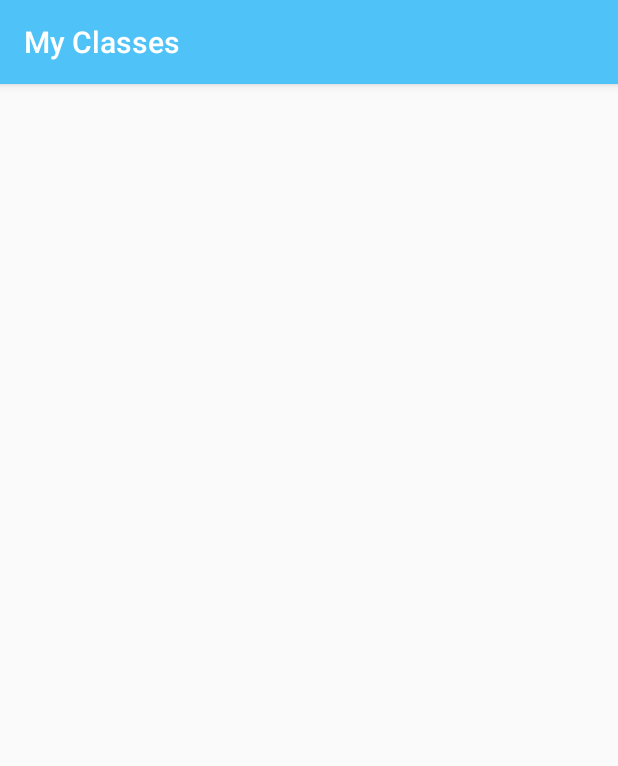
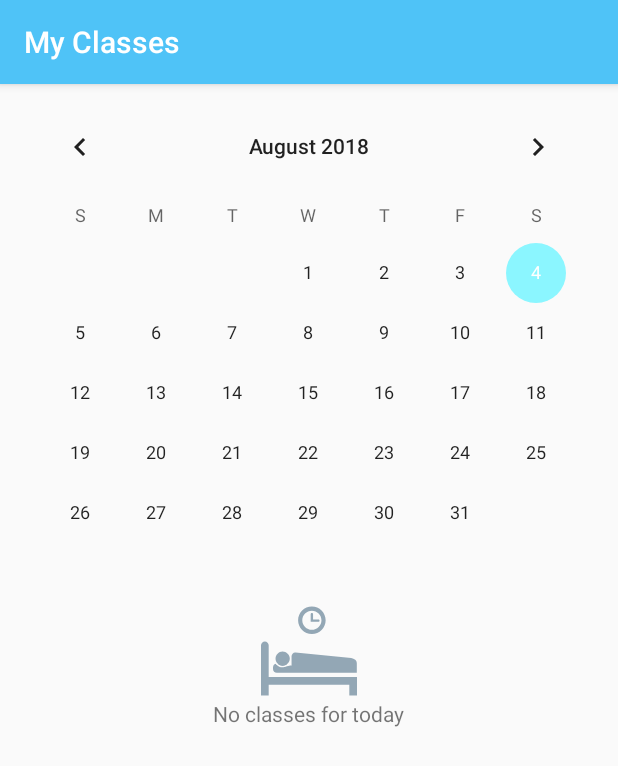
Before and after one commit to mfgabriel92/classes-android, an Android app: the screen it shows after launch (MainActivity), on a phone screen of 412 x 824 dp. Shown: the top 766 px of the screen. Run offline under Robolectric (Android 15) with nearby library versions, the phone set to English and light mode, and no system bars; our stand-ins replace Room's generated code.

Commit message:
Implemented database, LiveData, ViewModel, and "no classes for today" image and text

```diff
--- /dev/null
+++ b/app/src/main/java/com/jjep/classes/ClassesAdapter.kt
@@ -0,0 +1,67 @@
+package com.jjep.classes
+
+import android.content.Context
+import android.support.v7.widget.RecyclerView
+import android.view.LayoutInflater
+import android.view.View
+import android.view.ViewGroup
+import android.widget.TextView
+import android.widget.Toast
+import com.jjep.classes.database.Classes
+
+class ClassesAdapter(context: Context, onItemClickListener: OnItemClickListener) : RecyclerView.Adapter<ClassesAdapter.ClassViewHolder>() {
+    private var mContext: Context? = null
+    private var mOnItemClickListener: OnItemClickListener? = null
+    private var mList = listOf<Classes>()
+
+    init {
+        mContext = context
+        mOnItemClickListener = onItemClickListener
+    }
+
+    override fun onCreateViewHolder(parent: ViewGroup, viewType: Int): ClassesAdapter.ClassViewHolder {
+        val view: View = LayoutInflater.from(mContext).inflate(R.layout.class_item, parent, false)
+        return ClassViewHolder(view)
+    }
+
+    override fun getItemCount(): Int {
+        return if (mList != null) mList.size else 0
+    }
+
+    override fun onBindViewHolder(holder: ClassesAdapter.ClassViewHolder, position: Int) {
+        val classEntry: Classes = mList[position]
+        val studentName: String = classEntry.studentName!!
+        val studentObs: String = classEntry.studentObs!!
+        val classTime: String = classEntry.classTime!!
+
+        holder.tvStudentName?.text = studentName
+        holder.tvStudentObs?.text = studentObs
+        holder.tvClassTime?.text = classTime
+    }
+
+    fun setClasses(classes: List<Classes>) {
+        mList = classes
+        notifyDataSetChanged()
+    }
+
+    interface OnItemClickListener {
+        fun onItemClick(id: Int)
+    }
+
+    inner class ClassViewHolder(view: View) : RecyclerView.ViewHolder(view), View.OnClickListener {
+        var tvStudentName: TextView? = null
+        var tvStudentObs: TextView? = null
+        var tvClassTime: TextView? = null
+
+        init {
+            tvStudentName = view.findViewById(R.id.tv_student_name)
+            tvStudentObs = view.findViewById(R.id.tv_student_obs)
+            tvClassTime = view.findViewById(R.id.tv_class_time)
+            view.setOnClickListener(this)
+        }
+
+        override fun onClick(view: View?) {
+            mOnItemClickListener?.onItemClick(mList[adapterPosition].id!!)
+        }
+    }
+}
--- a/app/src/main/java/com/jjep/classes/MainActivity.kt
+++ b/app/src/main/java/com/jjep/classes/MainActivity.kt
@@ -1,19 +1,76 @@
 package com.jjep.classes
 
+import android.arch.lifecycle.Observer
+import android.arch.lifecycle.ViewModelProviders
+import android.os.Bundle
 import android.support.v7.app.AppCompatActivity
-import android.os.Bundle
+import android.support.v7.widget.DividerItemDecoration
+import android.support.v7.widget.DividerItemDecoration.VERTICAL
+import android.support.v7.widget.LinearLayoutManager
+import android.support.v7.widget.RecyclerView
 import android.support.v7.widget.Toolbar
+import android.view.View
+import android.widget.*
+import com.jjep.classes.database.AppDatabase
+import com.jjep.classes.database.Classes
+import com.jjep.classes.viewmodel.MainViewModel
 
-class MainActivity : AppCompatActivity() {
-
-    var toolbar: Toolbar? = null
+class MainActivity : AppCompatActivity(), ClassesAdapter.OnItemClickListener {
+    private var mToolbar: Toolbar? = null
+    private var mCalendar: CalendarView? = null
+    private var mRvClasses: RecyclerView? = null
+    private var mAdapter: ClassesAdapter? = null
+    private var mTvNoClasses: TextView? = null
+    private var mImgNoClasses: ImageView? = null
+    private var mPbLoading: ProgressBar? = null
+    private var mDb: AppDatabase? = null
 
     override fun onCreate(savedInstanceState: Bundle?) {
         super.onCreate(savedInstanceState)
         setContentView(R.layout.activity_main)
 
-        toolbar = findViewById(R.id.main_activity_toolbar)
-        setSupportActionBar(toolbar)
+        mToolbar = findViewById(R.id.main_activity_toolbar)
+        setSupportActionBar(mToolbar)
         supportActionBar!!.title = getString(R.string.my_classes_title)
+
+        init()
+        setUpViewModel()
+    }
+
+    override fun onItemClick(id: Int) {
+        Toast.makeText(this, id.toString(), Toast.LENGTH_LONG).show()
+    }
+
+    private fun init() {
+        mAdapter = ClassesAdapter(this, this)
+        mRvClasses = findViewById(R.id.rv_classes)
+        mRvClasses?.layoutManager = LinearLayoutManager(this)
+        mRvClasses?.addItemDecoration(DividerItemDecoration(applicationContext, VERTICAL))
+        mRvClasses?.adapter = mAdapter
+
+        mDb = AppDatabase.getInstance(applicationContext)
+
+        mCalendar = findViewById(R.id.calendar)
+        mTvNoClasses = findViewById(R.id.tv_no_classes)
+        mImgNoClasses = findViewById(R.id.img_no_classes)
+        mPbLoading = findViewById(R.id.pb_loading)
+    }
+
+    private fun setUpViewModel() {
+        mPbLoading?.visibility = View.VISIBLE
+
+        val classesViewModel = ViewModelProviders.of(this).get(MainViewModel::class.java)
+
+        classesViewModel.getClasses().observe(this, Observer<List<Classes>> {
+            if (it!!.isEmpty()) {
+                mRvClasses?.visibility = View.GONE
+                mTvNoClasses?.visibility = View.VISIBLE
+                mImgNoClasses?.visibility = View.VISIBLE
+            }
+
+            mAdapter?.setClasses(it)
+        })
+
+        mPbLoading?.visibility = View.GONE
     }
 }
--- /dev/null
+++ b/app/src/main/java/com/jjep/classes/database/AppDatabase.kt
@@ -0,0 +1,34 @@
+package com.jjep.classes.database
+
+import android.arch.persistence.room.Database
+import android.arch.persistence.room.Room
+import android.arch.persistence.room.RoomDatabase
+import android.arch.persistence.room.TypeConverters
+import android.content.Context
+import com.jjep.classes.database.util.DateConverter
+
+@Database(entities = [Classes::class], version = 1, exportSchema = false)
+@TypeConverters(DateConverter::class)
+abstract class AppDatabase : RoomDatabase() {
+    companion object {
+        private var obj = Object()
+        private var database: String = "db_classes"
+        private var sInstance: AppDatabase? = null
+
+        fun getInstance(context: Context) : AppDatabase {
+            if (sInstance == null) {
+                synchronized(obj) {
+                    sInstance = Room.databaseBuilder(
+                        context.applicationContext,
+                        AppDatabase::class.java,
+                        database
+                    ).build()
+                }
+            }
+
+            return sInstance!!
+        }
+    }
+
+    abstract fun classesDao() : ClassesDao
+}
--- /dev/null
+++ b/app/src/main/java/com/jjep/classes/database/ClassesDao.kt
@@ -0,0 +1,14 @@
+package com.jjep.classes.database
+
+import android.arch.lifecycle.LiveData
+import android.arch.persistence.room.Dao
+import android.arch.persistence.room.Query
+
+@Dao
+interface ClassesDao {
+    @Query("SELECT * FROM classes")
+    fun getAllClasses(): LiveData<List<Classes>>
+
+    @Query("SELECT * FROM classes WHERE id = :id")
+    fun getClassById(id: Int): LiveData<Classes>
+}
--- /dev/null
+++ b/app/src/main/java/com/jjep/classes/viewmodel/MainViewModel.kt
@@ -0,0 +1,21 @@
+package com.jjep.classes.viewmodel
+
+import android.app.Application
+import android.arch.lifecycle.AndroidViewModel
+import android.arch.lifecycle.LiveData
+import com.jjep.classes.database.AppDatabase
+import com.jjep.classes.database.Classes
+
+class MainViewModel(app: Application) : AndroidViewModel(app) {
+    private var classes: LiveData<List<Classes>>?  = null
+    private var db: AppDatabase? = null
+
+    init {
+        db = AppDatabase.getInstance(this.getApplication())
+        classes = db?.classesDao()?.getAllClasses()
+    }
+
+    fun getClasses() : LiveData<List<Classes>> {
+        return classes!!
+    }
+}
--- /dev/null
+++ b/app/src/main/res/drawable/art_no_classes_today.xml
@@ -0,0 +1,9 @@
+<vector android:height="24dp" android:viewportHeight="484.996"
+    android:viewportWidth="484.996" android:width="24dp" xmlns:android="http://schemas.android.com/apk/res/android">
+    <path android:fillColor="#93a7b5" android:pathData="M446.158,412.594v54.941h38.838v-93.779H38.838V214.617c0,-5.055 -1.895,-9.633 -5.684,-13.736c-3.789,-4.103 -8.367,-6.156 -13.735,-6.156c-5.368,0 -9.946,2.053 -13.735,6.156C1.895,204.986 0,209.565 0,214.617v252.918h38.838v-54.941H446.158L446.158,412.594z"/>
+    <path android:fillColor="#93a7b5" android:pathData="M108.95,316.447c9.788,0 18.313,-3.475 25.576,-10.42c7.263,-6.947 10.894,-15.316 10.894,-25.104c0,-9.789 -3.631,-18.155 -10.894,-25.102c-7.263,-6.946 -15.788,-10.421 -25.576,-10.421c-9.787,0 -18.156,3.476 -25.102,10.421c-6.946,6.946 -10.42,15.313 -10.42,25.102c0,9.789 3.474,18.158 10.42,25.104C90.794,312.973 99.163,316.447 108.95,316.447z"/>
+    <path android:fillColor="#93a7b5" android:pathData="M134.01,306.5H84.344c6.848,6.625 15.049,9.947 24.606,9.947C118.509,316.447 126.859,313.125 134.01,306.5z"/>
+    <path android:fillColor="#93a7b5" android:pathData="M475.997,287.082c-5.372,-4.736 -12.161,-7.736 -20.366,-9l-281.335,-27.469h-1.895c-5.052,0 -9.314,1.736 -12.788,5.209c-3.474,3.475 -5.21,7.736 -5.21,12.789v48.553c-2.054,-4.211 -33.441,7.809 -45.453,7.809c-12.086,0 -22.56,-4.346 -31.13,-12.916c-1.487,-1.488 -2.838,-3.037 -4.07,-4.637c-7.613,2.459 -13.125,9.594 -13.125,18.025v8.525c0,10.463 8.482,18.944 18.945,18.944h2.842h54.972h346.665v-47.36C484.049,297.975 481.364,291.818 475.997,287.082z"/>
+    <path android:fillColor="#93a7b5" android:pathData="M257.039,17.461c-38.441,0 -69.605,31.174 -69.605,69.613c0,38.42 31.164,69.584 69.605,69.584c38.433,0 69.587,-31.164 69.587,-69.584C326.626,48.635 295.472,17.461 257.039,17.461zM257.039,135.518c-26.728,0 -48.475,-21.734 -48.475,-48.447c0,-26.744 21.747,-48.492 48.475,-48.492c26.727,0 48.456,21.752 48.456,48.492C305.491,113.783 283.762,135.518 257.039,135.518z"/>
+    <path android:fillColor="#93a7b5" android:pathData="M263.02,83.232l0.004,-26.873c0,-3.303 -2.674,-5.969 -5.984,-5.969c-3.325,0 -6.003,2.666 -6.003,5.969v26.873v11.977v0.008h11.983v-0.008l26.875,0.008c3.297,0 5.982,-2.674 5.982,-5.99c0,-3.32 -2.688,-5.994 -5.982,-5.994L263.02,83.232L263.02,83.232z"/>
+</vector>
--- a/app/src/main/res/layout/activity_main.xml
+++ b/app/src/main/res/layout/activity_main.xml
@@ -12,7 +12,57 @@
         android:layout_width="match_parent"
         android:layout_height="?attr/actionBarSize"
         android:background="@color/colorPrimary"
-        app:titleTextColor="@android:color/white"
-        android:elevation="4dp"/>
+        android:elevation="4dp"
+        app:titleTextColor="@android:color/white" />
 
+    <CalendarView
+        android:id="@+id/calendar"
+        android:layout_width="match_parent"
+        android:layout_height="wrap_content"
+        android:layout_marginEnd="8dp"
+        android:layout_marginStart="8dp"
+        android:layout_marginTop="8dp"
+        app:layout_constraintEnd_toEndOf="parent"
+        app:layout_constraintStart_toStartOf="parent"
+        app:layout_constraintTop_toBottomOf="@+id/main_activity_toolbar" />
+
+    <LinearLayout
+        android:layout_width="match_parent"
+        android:layout_height="wrap_content"
+        android:layout_marginEnd="8dp"
+        android:layout_marginStart="8dp"
+        android:orientation="vertical"
+        app:layout_constraintEnd_toEndOf="parent"
+        app:layout_constraintStart_toStartOf="parent"
+        app:layout_constraintTop_toBottomOf="@+id/calendar">
+
+        <android.support.v7.widget.RecyclerView
+            android:id="@+id/rv_classes"
+            android:layout_width="match_parent"
+            android:layout_height="wrap_content" />
+
+        <ImageView
+            android:id="@+id/img_no_classes"
+            android:layout_width="64dp"
+            android:layout_height="64dp"
+            android:layout_gravity="center"
+            android:visibility="gone"
+            android:src="@drawable/art_no_classes_today"/>
+
+        <TextView
+            android:id="@+id/tv_no_classes"
+            android:layout_width="wrap_content"
+            android:layout_height="wrap_content"
+            android:layout_gravity="center"
+            android:visibility="gone"
+            android:text="@string/no_classes_today"
+            tools:text="No classes for today" />
+
+        <ProgressBar
+            android:id="@+id/pb_loading"
+            android:layout_width="42dp"
+            android:layout_height="42dp"
+            android:layout_gravity="center"
+            android:visibility="gone" />
+    </LinearLayout>
 </android.support.constraint.ConstraintLayout>
--- a/app/src/main/res/values/strings.xml
+++ b/app/src/main/res/values/strings.xml
@@ -3,4 +3,5 @@
 
     <!-- MainActivity -->
     <string name="my_classes_title">My Classes</string>
+    <string name="no_classes_today">No classes for today</string>
 </resources>
```
Also changed, not shown: app/build.gradle (+12 -0 lines), app/src/main/java/com/jjep/classes/database/Classes.kt (added, +17 -0 lines), app/src/main/java/com/jjep/classes/database/util/DateConverter.kt (added, +16 -0 lines), app/src/main/res/layout/class_item.xml (added, +48 -0 lines).
